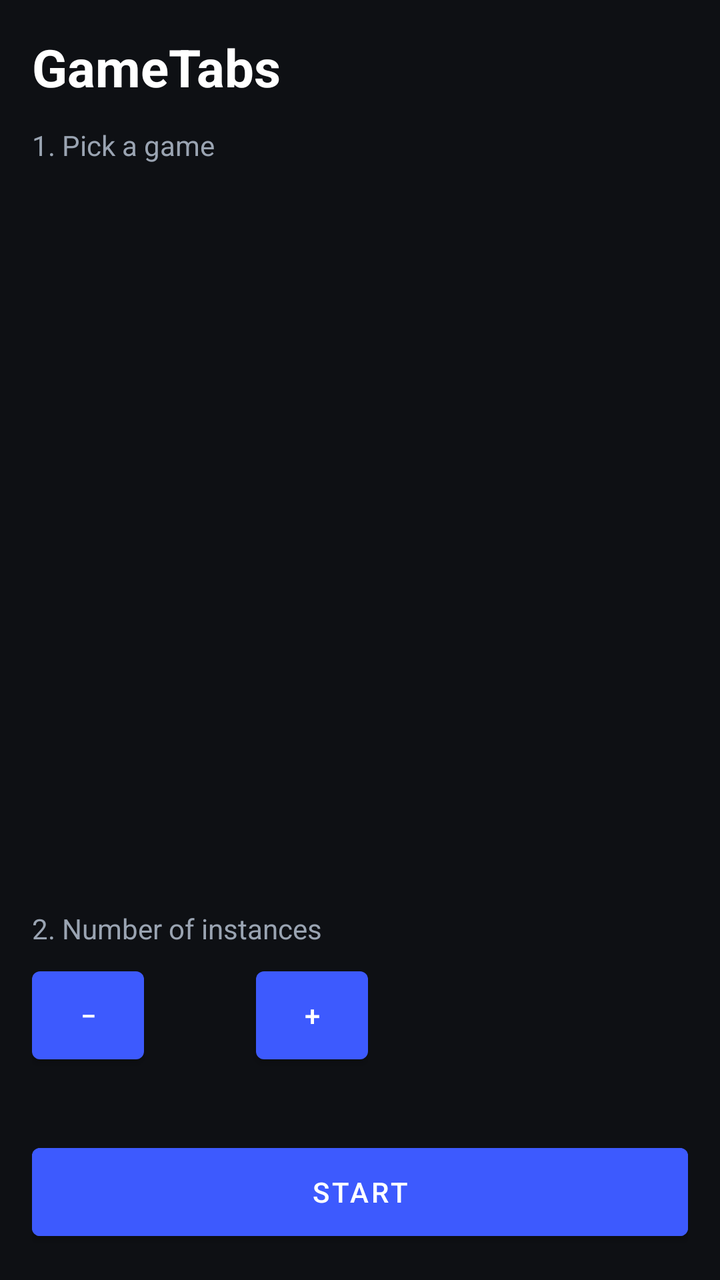
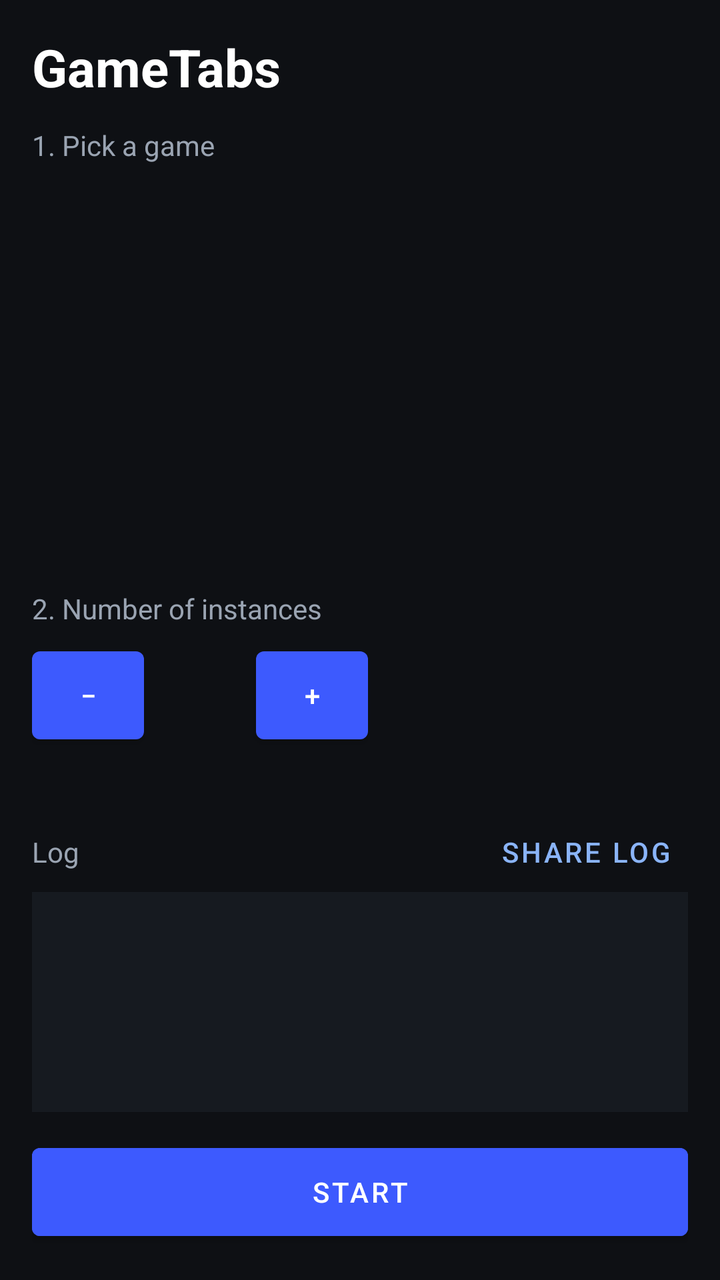

Compare the two renders of this Android layout. The source of the first and the diff that turns it into the second are given below.
<!-- AndroidManifest.xml: application theme Theme.GameTabs -->
<!-- res/layout/activity_main.xml -->
<?xml version="1.0" encoding="utf-8"?>
<LinearLayout xmlns:android="http://schemas.android.com/apk/res/android"
    android:layout_width="match_parent"
    android:layout_height="match_parent"
    android:orientation="vertical"
    android:background="#0E1014"
    android:padding="16dp">

    <TextView
        android:layout_width="wrap_content"
        android:layout_height="wrap_content"
        android:text="GameTabs"
        android:textColor="#FFFFFF"
        android:textSize="26sp"
        android:textStyle="bold" />

    <TextView
        android:layout_width="wrap_content"
        android:layout_height="wrap_content"
        android:layout_marginTop="12dp"
        android:text="1. Pick a game"
        android:textColor="#9AA4B2" />

    <androidx.recyclerview.widget.RecyclerView
        android:id="@+id/list"
        android:layout_width="match_parent"
        android:layout_height="0dp"
        android:layout_weight="1"
        android:layout_marginTop="8dp" />

    <TextView
        android:layout_width="wrap_content"
        android:layout_height="wrap_content"
        android:layout_marginTop="12dp"
        android:text="2. Number of instances"
        android:textColor="#9AA4B2" />

    <LinearLayout
        android:layout_width="wrap_content"
        android:layout_height="wrap_content"
        android:layout_marginTop="6dp"
        android:gravity="center_vertical"
        android:orientation="horizontal">

        <Button android:id="@+id/minus" android:layout_width="56dp" android:layout_height="56dp" android:text="−" />
        <TextView
            android:id="@+id/count"
            android:layout_width="56dp"
            android:layout_height="wrap_content"
            android:gravity="center"
            android:textColor="#FFFFFF"
            android:textSize="22sp" />
        <Button android:id="@+id/plus" android:layout_width="56dp" android:layout_height="56dp" android:text="+" />
    </LinearLayout>

    <TextView
        android:id="@+id/ramHint"
        android:layout_width="match_parent"
        android:layout_height="wrap_content"
        android:layout_marginTop="4dp"
        android:textColor="#6B7685"
        android:textSize="12sp" />

    <Button
        android:id="@+id/start"
        android:layout_width="match_parent"
        android:layout_height="56dp"
        android:layout_marginTop="12dp"
        android:backgroundTint="#3D5AFE"
        android:text="Start"
        android:textColor="#FFFFFF" />
</LinearLayout>
<!-- resources referenced by this layout -->
<resources>
  <style name="Theme.GameTabs" parent="Theme.MaterialComponents.DayNight.NoActionBar">
          <item name="colorPrimary">#3D5AFE</item>
          <item name="android:statusBarColor">#0E1014</item>
      </style>
</resources>

<!-- the commit's change to res/layout/activity_main.xml (unified diff, before → after) -->
@@ -61,6 +61,45 @@
         android:textColor="#6B7685"
         android:textSize="12sp" />
 
+    <LinearLayout
+        android:layout_width="match_parent"
+        android:layout_height="wrap_content"
+        android:layout_marginTop="10dp"
+        android:gravity="center_vertical"
+        android:orientation="horizontal">
+
+        <TextView
+            android:layout_width="0dp"
+            android:layout_height="wrap_content"
+            android:layout_weight="1"
+            android:text="Log"
+            android:textColor="#9AA4B2" />
+
+        <Button
+            android:id="@+id/shareLog"
+            style="?attr/borderlessButtonStyle"
+            android:layout_width="wrap_content"
+            android:layout_height="40dp"
+            android:text="Share log"
+            android:textColor="#8AB4F8" />
+    </LinearLayout>
+
+    <ScrollView
+        android:layout_width="match_parent"
+        android:layout_height="110dp"
+        android:background="#161A20">
+
+        <TextView
+            android:id="@+id/log"
+            android:layout_width="match_parent"
+            android:layout_height="wrap_content"
+            android:fontFamily="monospace"
+            android:padding="6dp"
+            android:textColor="#B0BEC5"
+            android:textIsSelectable="true"
+            android:textSize="10sp" />
+    </ScrollView>
+
     <Button
         android:id="@+id/start"
         android:layout_width="match_parent"
